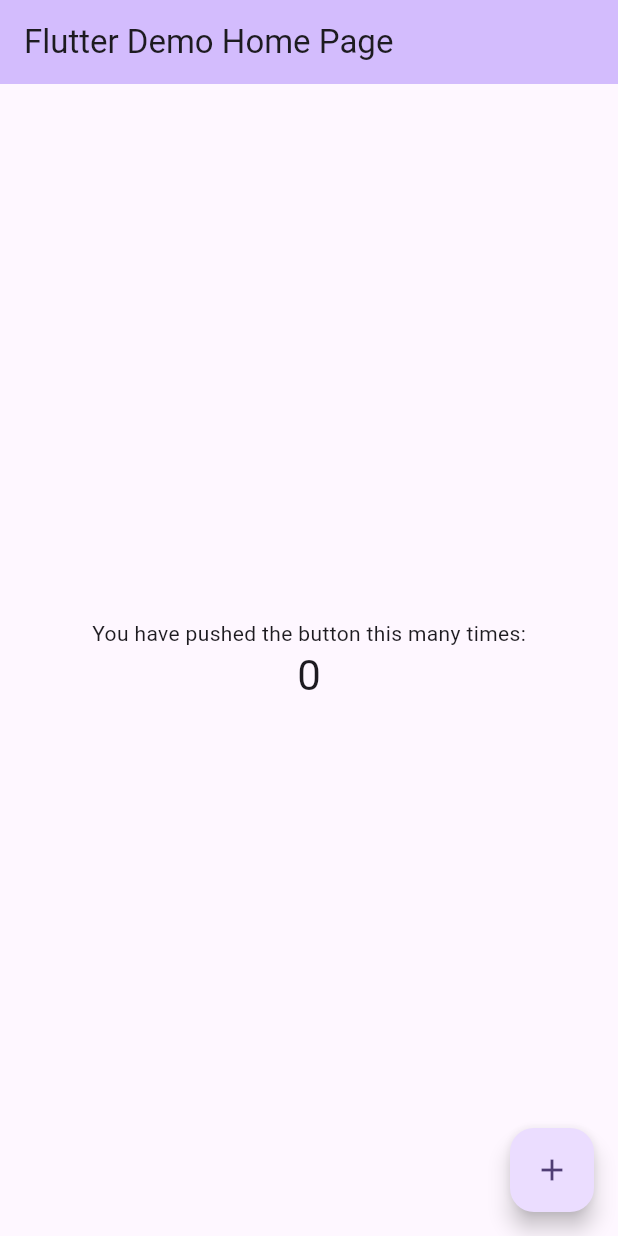
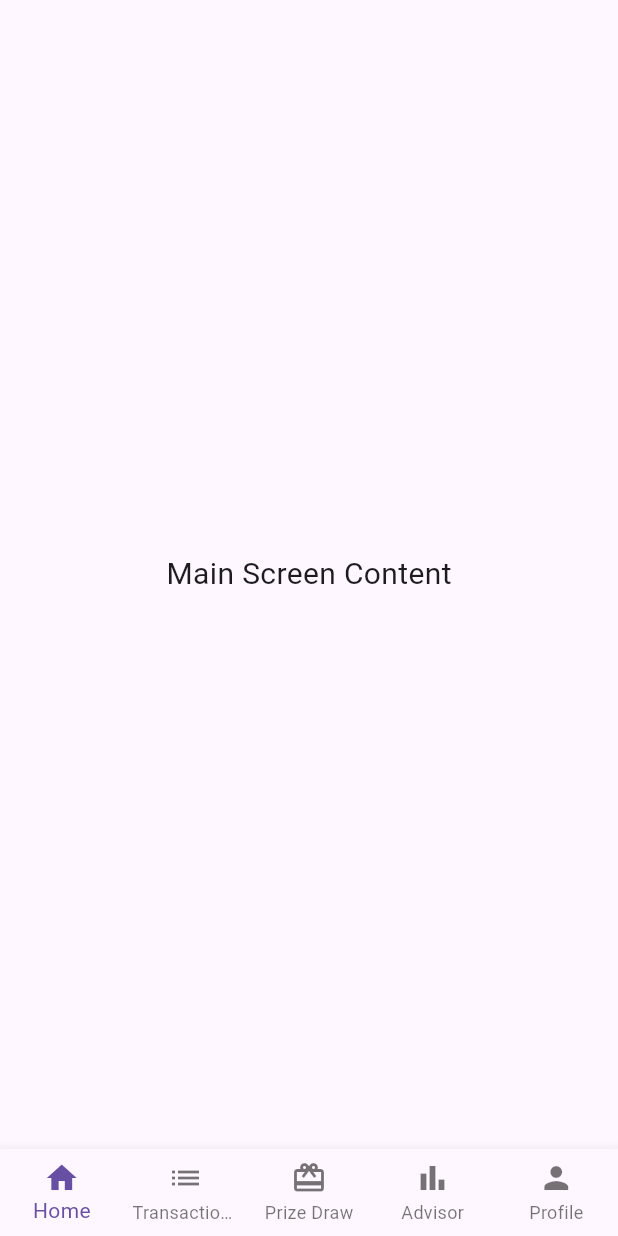
Before and after one commit to petrg01/UNIHACK-TECHNIK, a Flutter app: the screen it shows after launch, on a phone screen of 412 x 824 dp. Run offline on Flutter 3.47's test engine with Material 3 defaults, Android fonts, the phone set to English and light mode, and no system bars.

Commit message:
created screens and navigation bar

```diff
--- a/lib/main.dart
+++ b/lib/main.dart
@@ -1,125 +1,25 @@
 import 'package:flutter/material.dart';
+import 'screens/main_screen.dart';
+import 'screens/profile_screen.dart';
+import 'screens/transactions_screen.dart';
+import 'screens/prize_draw_screen.dart';
+import 'screens/advisor_screen.dart';
+import 'screens/home_screen.dart';
 
 void main() {
-  runApp(const MyApp());
+  runApp(MyApp());
 }
 
 class MyApp extends StatelessWidget {
-  const MyApp({super.key});
-
-  // This widget is the root of your application.
   @override
   Widget build(BuildContext context) {
     return MaterialApp(
-      title: 'Flutter Demo',
+      debugShowCheckedModeBanner: false,
+      title: 'AI Financial Advisor',
       theme: ThemeData(
-        // This is the theme of your application.
-        //
-        // TRY THIS: Try running your application with "flutter run". You'll see
-        // the application has a purple toolbar. Then, without quitting the app,
-        // try changing the seedColor in the colorScheme below to Colors.green
-        // and then invoke "hot reload" (save your changes or press the "hot
-        // reload" button in a Flutter-supported IDE, or press "r" if you used
-        // the command line to start the app).
-        //
-        // Notice that the counter didn't reset back to zero; the application
-        // state is not lost during the reload. To reset the state, use hot
-        // restart instead.
-        //
-        // This works for code too, not just values: Most code changes can be
-        // tested with just a hot reload.
-        colorScheme: ColorScheme.fromSeed(seedColor: Colors.deepPurple),
-        useMaterial3: true,
+        primarySwatch: Colors.blue,
       ),
-      home: const MyHomePage(title: 'Flutter Demo Home Page'),
+      home: HomeScreen(),
     );
   }
 }
-
-class MyHomePage extends StatefulWidget {
-  const MyHomePage({super.key, required this.title});
-
-  // This widget is the home page of your application. It is stateful, meaning
-  // that it has a State object (defined below) that contains fields that affect
-  // how it looks.
-
-  // This class is the configuration for the state. It holds the values (in this
-  // case the title) provided by the parent (in this case the App widget) and
-  // used by the build method of the State. Fields in a Widget subclass are
-  // always marked "final".
-
-  final String title;
-
-  @override
-  State<MyHomePage> createState() => _MyHomePageState();
-}
-
-class _MyHomePageState extends State<MyHomePage> {
-  int _counter = 0;
-
-  void _incrementCounter() {
-    setState(() {
-      // This call to setState tells the Flutter framework that something has
-      // changed in this State, which causes it to rerun the build method below
-      // so that the display can reflect the updated values. If we changed
-      // _counter without calling setState(), then the build method would not be
-      // called again, and so nothing would appear to happen.
-      _counter++;
-    });
-  }
-
-  @override
-  Widget build(BuildContext context) {
-    // This method is rerun every time setState is called, for instance as done
-    // by the _incrementCounter method above.
-    //
-    // The Flutter framework has been optimized to make rerunning build methods
-    // fast, so that you can just rebuild anything that needs updating rather
-    // than having to individually change instances of widgets.
-    return Scaffold(
-      appBar: AppBar(
-        // TRY THIS: Try changing the color here to a specific color (to
-        // Colors.amber, perhaps?) and trigger a hot reload to see the AppBar
-        // change color while the other colors stay the same.
-        backgroundColor: Theme.of(context).colorScheme.inversePrimary,
-        // Here we take the value from the MyHomePage object that was created by
-        // the App.build method, and use it to set our appbar title.
-        title: Text(widget.title),
-      ),
-      body: Center(
-        // Center is a layout widget. It takes a single child and positions it
-        // in the middle of the parent.
-        child: Column(
-          // Column is also a layout widget. It takes a list of children and
-          // arranges them vertically. By default, it sizes itself to fit its
-          // children horizontally, and tries to be as tall as its parent.
-          //
-          // Column has various properties to control how it sizes itself and
-          // how it positions its children. Here we use mainAxisAlignment to
-          // center the children vertically; the main axis here is the vertical
-          // axis because Columns are vertical (the cross axis would be
-          // horizontal).
-          //
-          // TRY THIS: Invoke "debug painting" (choose the "Toggle Debug Paint"
-          // action in the IDE, or press "p" in the console), to see the
-          // wireframe for each widget.
-          mainAxisAlignment: MainAxisAlignment.center,
-          children: <Widget>[
-            const Text(
-              'You have pushed the button this many times:',
-            ),
-            Text(
-              '$_counter',
-              style: Theme.of(context).textTheme.headlineMedium,
-            ),
-          ],
-        ),
-      ),
-      floatingActionButton: FloatingActionButton(
-        onPressed: _incrementCounter,
-        tooltip: 'Increment',
-        child: const Icon(Icons.add),
-      ), // This trailing comma makes auto-formatting nicer for build methods.
-    );
-  }
-}
--- /dev/null
+++ b/lib/screens/advisor_screen.dart
@@ -0,0 +1,10 @@
+import 'package:flutter/material.dart';
+
+class AdvisorScreen extends StatelessWidget {
+  @override
+  Widget build(BuildContext context) {
+    return Center(
+      child: Text("Advisor Screen Content", style: TextStyle(fontSize: 20)),
+    );
+  }
+}
--- /dev/null
+++ b/lib/screens/home_screen.dart
@@ -0,0 +1,48 @@
+import 'package:flutter/material.dart';
+import 'main_screen.dart';
+import 'profile_screen.dart';
+import 'transactions_screen.dart';
+import 'prize_draw_screen.dart';
+import 'advisor_screen.dart';
+
+class HomeScreen extends StatefulWidget {
+  @override
+  _HomeScreenState createState() => _HomeScreenState();
+}
+
+class _HomeScreenState extends State<HomeScreen> {
+  int _selectedIndex = 0;
+
+  final List<Widget> _screens = [
+    MainScreen(),
+    TransactionsScreen(),
+    PrizeDrawScreen(),
+    AdvisorScreen(),
+    ProfileScreen(),
+  ];
+
+  void _onItemTapped(int index) {
+    setState(() {
+      _selectedIndex = index;
+    });
+  }
+
+  @override
+  Widget build(BuildContext context) {
+    return Scaffold(
+      body: _screens[_selectedIndex], // Swap screens while keeping navigation
+      bottomNavigationBar: BottomNavigationBar(
+        currentIndex: _selectedIndex,
+        onTap: _onItemTapped,
+        type: BottomNavigationBarType.fixed,
+        items: [
+          BottomNavigationBarItem(icon: Icon(Icons.home), label: "Home"),
+          BottomNavigationBarItem(icon: Icon(Icons.list), label: "Transactions"),
+          BottomNavigationBarItem(icon: Icon(Icons.card_giftcard), label: "Prize Draw"),
+          BottomNavigationBarItem(icon: Icon(Icons.bar_chart), label: "Advisor"),
+          BottomNavigationBarItem(icon: Icon(Icons.person), label: "Profile"),
+        ],
+      ),
+    );
+  }
+}
--- /dev/null
+++ b/lib/screens/main_screen.dart
@@ -0,0 +1,10 @@
+import 'package:flutter/material.dart';
+
+class MainScreen extends StatelessWidget {
+  @override
+  Widget build(BuildContext context) {
+    return Center(
+      child: Text("Main Screen Content", style: TextStyle(fontSize: 20)),
+    );
+  }
+}
```
Also changed, not shown: lib/screens/prize_draw_screen.dart (added, +10 -0 lines), lib/screens/profile_screen.dart (added, +10 -0 lines), lib/screens/transactions_screen.dart (added, +10 -0 lines), lib/widgets/bottom_nav_bar.dart (added, +57 -0 lines), 2 other files.
